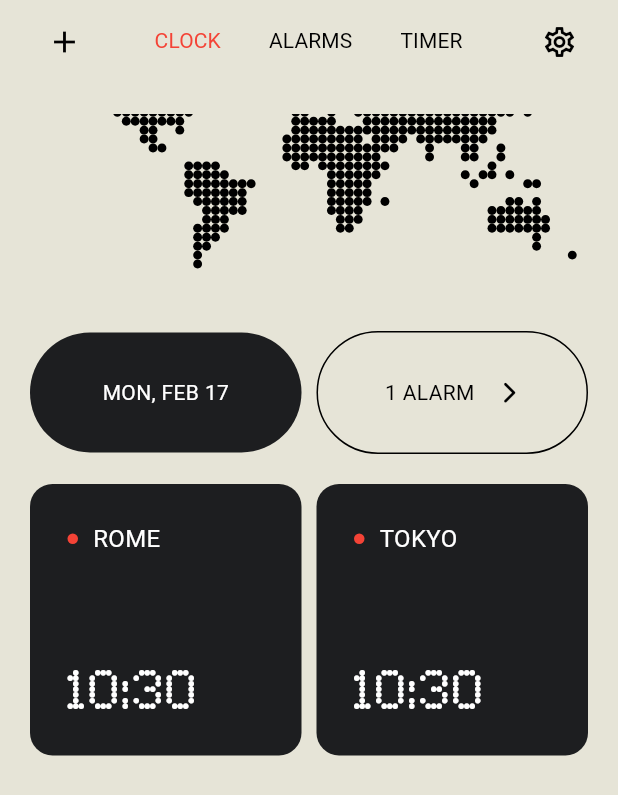
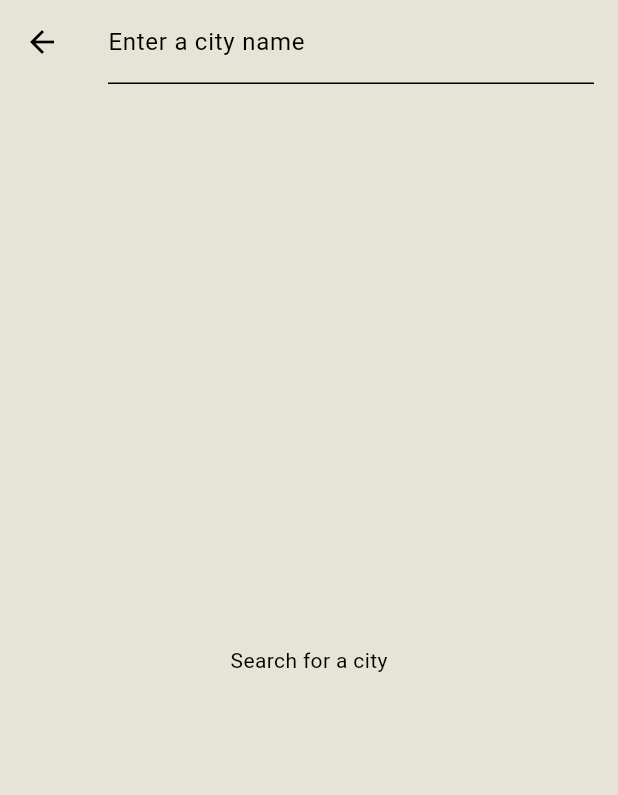
Before and after one commit to SushiiReboot/Nothing-Clock, a Flutter app: the screen it shows after launch, scrolled down 205 dp, after a tap on the "add" icon, on a phone screen of 412 x 824 dp. Shown: the top 795 px of the screen. Run offline on Flutter 3.47's test engine with Material 3 defaults, Android fonts, the phone set to English and light mode, and no system bars; our stand-ins replace dotted_border, flutter_svg, font_awesome_flutter, geocoding, geolocator, loading_animation_widget and 2 more; missing offline and left inert: flutter_displaymode, worldtime.

Commit message:
Refactor world clock data structure to use latitude and longitude, and implement city search functionality for adding new clocks.

```diff
--- a/lib/models/world_clock_data.dart
+++ b/lib/models/world_clock_data.dart
@@ -3,8 +3,9 @@
 import 'package:flutter/material.dart';
 
 class WorldClockData with ChangeNotifier {
-  final String capital;
-  final String continent;
+  final double longitude;
+  final double latitude;
+  final String displayName;
 
   int utcTime;
   String currentFormattedTime;
@@ -42,7 +43,8 @@ class WorldClockData with ChangeNotifier {
   WorldClockData({
     required this.currentFormattedTime,
     required this.utcTime,
-    required this.capital,
-    required this.continent,
+    required this.longitude,
+    required this.latitude,
+    required this.displayName,
   });
 }
--- a/lib/providers/worldclocks_provider.dart
+++ b/lib/providers/worldclocks_provider.dart
@@ -19,8 +19,6 @@ class WorldClocksProvider with ChangeNotifier {
   StreamSubscription<dynamic>? _timeTickSubscription;
 
   WorldClocksProvider(BuildContext context) {
-    _initWithTestData(); //TODO: Remove this after testing
-
     _initialize();
     _subscribeToTimeTick(context);
   }
@@ -35,7 +33,7 @@ class WorldClocksProvider with ChangeNotifier {
     for (var worldClock in _worldClocks) {
 
       // Fetch the UTC offset for the given continent and capital.
-      final response = await _fetchUtcTimezone(worldClock.continent, worldClock.capital);
+      final response = await _fetchUtcTimezone(worldClock.latitude, worldClock.longitude);
       worldClock.utc = response.utcOffset;
 
       // Recalculate the clock's time offset based on the new UTC value and the standard UTC time.
@@ -74,28 +72,21 @@ class WorldClocksProvider with ChangeNotifier {
     notifyListeners();
   }
 
-  /// Fetches the UTC timezone data for the given continent and capital.
+  /// Fetches the UTC timezone data for the given coordinates.
   /// Returns a TimezoneData object containing the UTC offset.
-  Future<TimezoneData> _fetchUtcTimezone(String continent, String capital) async {
+  Future<TimezoneData> _fetchUtcTimezone(double latitude, double longitude) async {
     try {
       final response = await http.get(Uri.parse(
-        'http://worldtimeapi.org/api/timezone/$continent/$capital'));
+        'http://api.geonames.org/timezoneJSON?lat=$latitude&lng=$longitude&username=sashachverenko'));
 
 
-    debugPrint("Fetched time for $continent/$capital");
+    debugPrint("Fetched time for $latitude/$longitude");
     final jsonData = jsonDecode(response.body);
 
-    final utcOffsetString = jsonData['utc_offset'].toString();
-
-    // Determine if the offset is negative.
-    final signValue = utcOffsetString.startsWith("-") ? -1 : 1;
-
-    // Parse the hour portion of the UTC offset.
-    final hours = int.parse(utcOffsetString.substring(1, 3));
-    final utcOffset = signValue * hours;
+    final int utcOffset = jsonData['gmtOffset'];
 
     return TimezoneData(
-      utcOffset: utcOffset,
+      utcOffset: utcOffset
     );
     } catch(e) {
       debugPrint("Error fetching time: $e");
@@ -103,32 +94,20 @@ class WorldClocksProvider with ChangeNotifier {
     }
   }
 
-  /// Initializes the world clocks with test data.
-  /// This data is for testing purposes and should be removed in production.
-  void _initWithTestData() {
-    _worldClocks = [
-      WorldClockData(
-        capital: "Rome",
-        continent: "Europe",
-        utcTime: 0,
-        currentFormattedTime: "00:00"
-      ),
-      WorldClockData(
-        capital: "Tokyo",
-        continent: "Asia",
-        utcTime: 0,
-        currentFormattedTime: "00:00"
-      ),
-    ];
-  }
+  /// Adds a new world clock to the list.
+  void addWorldClock(WorldClockData worldClock) async {
+    TimezoneData timezoneData = await _fetchUtcTimezone(worldClock.latitude, worldClock.longitude);
+    worldClock.utc = timezoneData.utcOffset;
+    worldClock.calculateTimeOffset();
 
-  /// Adds a new world clock to the list.
-  void addWorldClock(WorldClockData worldClock) {
     _worldClocks.add(worldClock);
+
+    notifyListeners();
   }
 
   /// Removes a world clock from the list.
   void removeWorldClock(WorldClockData worldClock) {
     _worldClocks.remove(worldClock);
+    notifyListeners();
   }
 }
--- /dev/null
+++ b/lib/screens/city_search_screen.dart
@@ -0,0 +1,113 @@
+import 'dart:async';
+import 'dart:convert';
+
+import 'package:flutter/material.dart';
+import 'package:http/http.dart' as http;
+import 'package:nothing_clock/models/world_clock_data.dart';
+import 'package:nothing_clock/providers/worldclocks_provider.dart';
+import 'package:provider/provider.dart';
+
+class CitySearchScreen extends StatefulWidget {
+  const CitySearchScreen({super.key});
+
+  @override
+  State<CitySearchScreen> createState() => _CitySearchScreenState();
+}
+
+class _CitySearchScreenState extends State<CitySearchScreen> {
+  final TextEditingController _controller = TextEditingController();
+  List<dynamic> _suggestions = [];
+
+  Timer? _debounce;
+
+  Future<void> _searchCity(String query) async {
+    if(query.isEmpty) {
+      setState(() {
+        _suggestions = [];
+      });
+
+      return;
+    }
+
+    final url = Uri.parse('https://nominatim.openstreetmap.org/search?q=$query&format=json&addressdetails=1');
+    try {
+      final response = await http.get(url, headers: {
+        'User-Agent': 'NothingClock/1.0 (chverenkool@gmail.com)',
+      });
+
+      if(response.statusCode == 200) {
+        final data = jsonDecode(response.body);
+        setState(() {
+          _suggestions = data;
+        });
+      } else {
+        setState(() {
+          _suggestions = [];
+        });
+      }
+    } catch (e) {
+      setState(() {
+        _suggestions = [];
+      });
+    }
+  }
+
+  void _onSearchChanged(String query) {
+    if(_debounce?.isActive ?? false) _debounce?.cancel();
+
+    _debounce = Timer(const Duration(milliseconds: 500), () {
+      _searchCity(query);
+    });
+  }
+
+  Widget _buildSuggestionsList() {
+    return ListView.builder(itemBuilder: (context, index) {
+      final suggestion = _suggestions[index];
+      final worldClocksProvider = Provider.of<WorldClocksProvider>(context, listen: false);
+
+      return ListTile(
+        title: Text(suggestion['display_name']),
+        onTap: () {
+
+          String truncatedDisplayName = suggestion['display_name'].split(",")[0];
+          //Load only the latitude, longitude and the display name
+          WorldClockData worldClock = WorldClockData(
+            currentFormattedTime: "00:00",
+            utcTime: 0,
+            longitude: double.parse(suggestion['lon']),
+            latitude: double.parse(suggestion['lat']),
+            displayName: truncatedDisplayName,
+          );
+
+          //The underlying code will take care of fetching the timezone data
+          worldClocksProvider.addWorldClock(worldClock);
+          Navigator.of(context).pop(suggestion);
+        },
+      );
+    }, itemCount: _suggestions.length);
+  }
+
+  @override
+  void dispose() {
+    _controller.dispose();
+    super.dispose();
+  }
+
+  @override
+  Widget build(BuildContext context) {
+    return Scaffold(
+      appBar: AppBar(
+        title: TextField(
+          controller: _controller,
+          decoration: const InputDecoration(
+            labelText: 'Enter a city name',
+          ),
+          onChanged:(value) {
+            _onSearchChanged(value);
+          },
+        ),
+      ),
+      body: _suggestions.isNotEmpty ? _buildSuggestionsList() : const Center(child: Text("Search for a city")),
+    );
+  }
+}
--- a/lib/screens/clock_screen.dart
+++ b/lib/screens/clock_screen.dart
@@ -35,11 +35,9 @@ class _ClockScreenState extends State<ClockScreen> {
     double clockContainerSize =
         (MediaQuery.of(context).size.width - 40 - cellPadding) / 2;
 
-    const List<String> testCitiesNames = ["Rome", "Tokyo"];
-    const List<String> testContinents = ["Europe", "Asia"];
-
     final pageProvider = Provider.of<PageProvider>(context);
     final themeProvider = Provider.of<ThemeProvider>(context);
+    final worldClocksProvider = Provider.of<WorldClocksProvider>(context);
 
     return Scaffold(
       body: SafeArea(
@@ -96,15 +94,13 @@ class _ClockScreenState extends State<ClockScreen> {
                             crossAxisSpacing: 10,
                             mainAxisSpacing: 10),
                     physics: const NeverScrollableScrollPhysics(),
-                    itemCount: 2,
+                    itemCount: worldClocksProvider.worldClocks.length,
                     // In ClockScreen.dart
                     itemBuilder: (context, index) {
                       return ChangeNotifierProvider<WorldClockData>.value(
-                        value: Provider.of<WorldClocksProvider>(context)
-                            .worldClocks[index],
+                        value: worldClocksProvider.worldClocks[index],
                         child: TimeZoneClock(
-                          data: Provider.of<WorldClocksProvider>(context)
-                              .worldClocks[index],
+                          data: worldClocksProvider.worldClocks[index],
                         ),
                       );
                     },
--- a/lib/widgets/time_zone_clock.dart
+++ b/lib/widgets/time_zone_clock.dart
@@ -39,7 +39,7 @@ class _TimeZoneClockState extends State<TimeZoneClock> {
                   width: 10,
                 ),
                 Text(
-                  widget.data.capital.toUpperCase(),
+                  widget.data.displayName.toUpperCase(),
                   style: TextStyle(
                       fontSize: 16, color: theme.colorScheme.onTertiary),
                 )
--- a/lib/widgets/top_bar.dart
+++ b/lib/widgets/top_bar.dart
@@ -1,4 +1,5 @@
 import 'package:flutter/material.dart';
+import 'package:nothing_clock/screens/city_search_screen.dart';
 import 'package:nothing_clock/screens/settings_screen.dart';
 
 class TopBar extends StatefulWidget implements PreferredSizeWidget {
@@ -70,7 +71,15 @@ class _TopBarState extends State<TopBar> with SingleTickerProviderStateMixin {
             },
           ),
         ],
-        leading: IconButton(onPressed: () {}, icon: const Icon(Icons.add)),
+        leading: IconButton(
+            onPressed: () {
+              Navigator.push(
+                  context,
+                  MaterialPageRoute(
+                    builder: (context) => const CitySearchScreen(),
+                  ));
+            },
+            icon: const Icon(Icons.add)),
         title: TabBar(
           onTap: (value) {
             setState(() {
```
